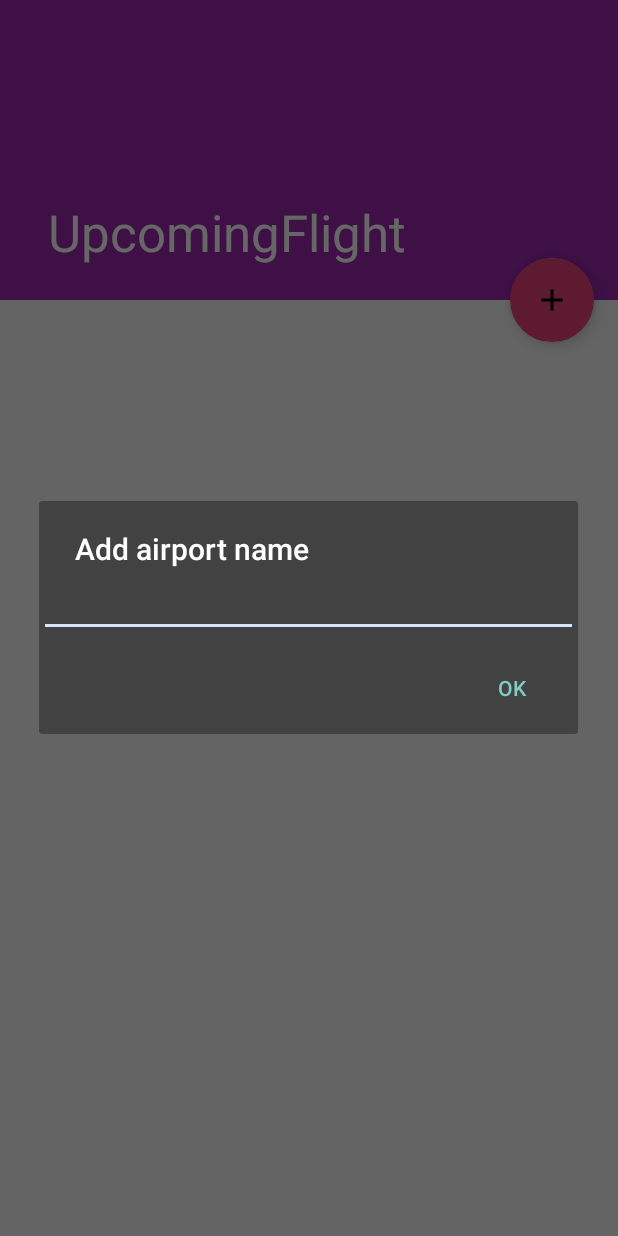
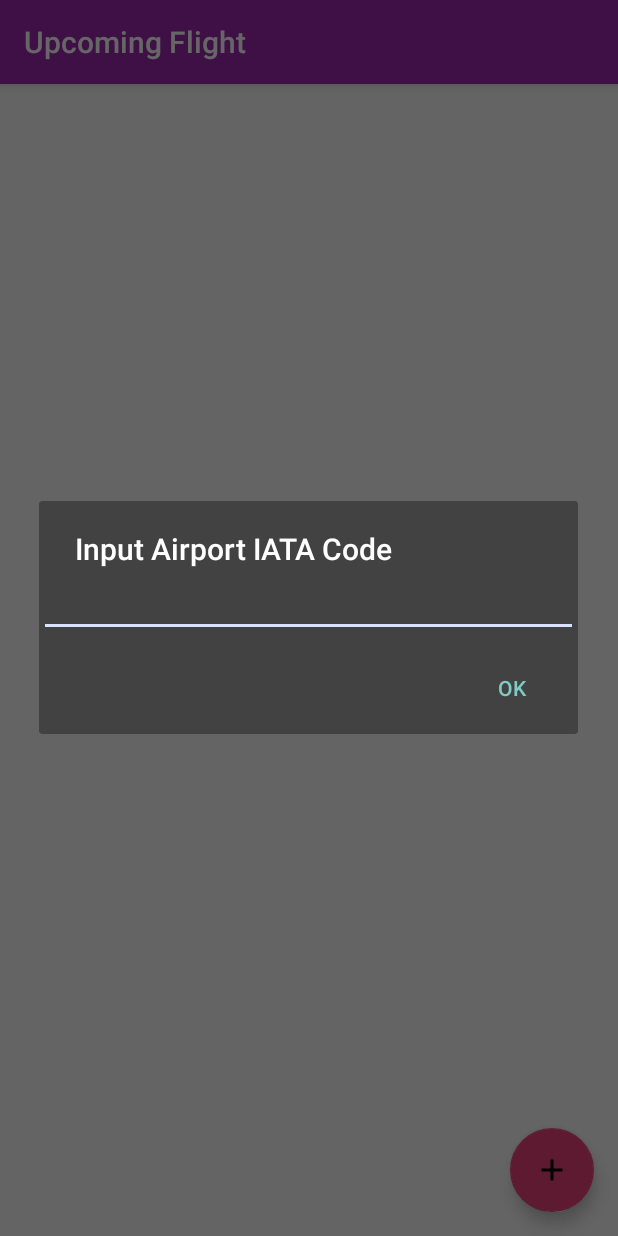
Before and after one commit to leedsjb/aviation-preflight-manager, an Android app: the UpcomingFlight screen opened directly, with no data from a screen before it, after a tap on an icon or button, on a phone screen of 412 x 824 dp. Run offline under Robolectric (Android 15) with nearby library versions, the phone set to English and light mode, and no system bars; our stand-ins replace Volley.

Commit message:
reorganizes upcoming flight activity to have no collapsible toolbar

```diff
--- a/android/app/src/main/java/edu/uw/leeds/peregrine/UpcomingFlight.java
+++ b/android/app/src/main/java/edu/uw/leeds/peregrine/UpcomingFlight.java
@@ -83,7 +83,7 @@ public class UpcomingFlight extends AppCompatActivity {
             @Override
             public void onClick(View view) {
                 AlertDialog.Builder builder = new AlertDialog.Builder(UpcomingFlight.this, R.style.Theme_AppCompat_Dialog_Alert);
-                builder.setTitle("Add airport name");
+                builder.setTitle("Input Airport IATA Code");
 
                 // Set up the input
                 final EditText input = new EditText(getApplicationContext());
--- a/android/app/src/main/res/layout/activity_upcoming_flight.xml
+++ b/android/app/src/main/res/layout/activity_upcoming_flight.xml
@@ -10,18 +10,8 @@
     <android.support.design.widget.AppBarLayout
         android:id="@+id/app_bar"
         android:layout_width="match_parent"
-        android:layout_height="@dimen/app_bar_height"
-        android:fitsSystemWindows="true"
+        android:layout_height="wrap_content"
         android:theme="@style/AppTheme.AppBarOverlay">
-
-        <android.support.design.widget.CollapsingToolbarLayout
-            android:id="@+id/toolbar_layout"
-            android:layout_width="match_parent"
-            android:layout_height="match_parent"
-            android:fitsSystemWindows="true"
-            app:contentScrim="?attr/colorPrimary"
-            app:layout_scrollFlags="scroll|exitUntilCollapsed"
-            app:toolbarId="@+id/toolbar">
 
             <android.support.v7.widget.Toolbar
                 android:id="@+id/toolbar"
@@ -30,7 +20,6 @@
                 app:layout_collapseMode="pin"
                 app:popupTheme="@style/AppTheme.PopupOverlay" />
 
-        </android.support.design.widget.CollapsingToolbarLayout>
     </android.support.design.widget.AppBarLayout>
 
     <include layout="@layout/content_upcoming_flight" />
@@ -39,9 +28,8 @@
         android:id="@+id/fab"
         android:layout_width="wrap_content"
         android:layout_height="wrap_content"
+        android:layout_gravity="bottom|end"
         android:layout_margin="@dimen/fab_margin"
-        app:layout_anchor="@id/app_bar"
-        app:layout_anchorGravity="bottom|end"
         />
 
 </android.support.design.widget.CoordinatorLayout>
--- a/android/app/src/main/res/values/strings.xml
+++ b/android/app/src/main/res/values/strings.xml
@@ -23,7 +23,7 @@
 
     <string name="navigation_drawer_open">Open navigation drawer</string>
     <string name="navigation_drawer_close">Close navigation drawer</string>
-    <string name="title_activity_upcoming_flight">UpcomingFlight</string>
+    <string name="title_activity_upcoming_flight">Upcoming Flight</string>
     <string name="large_text">
         "Material is the metaphor.\n\n"
 
```
